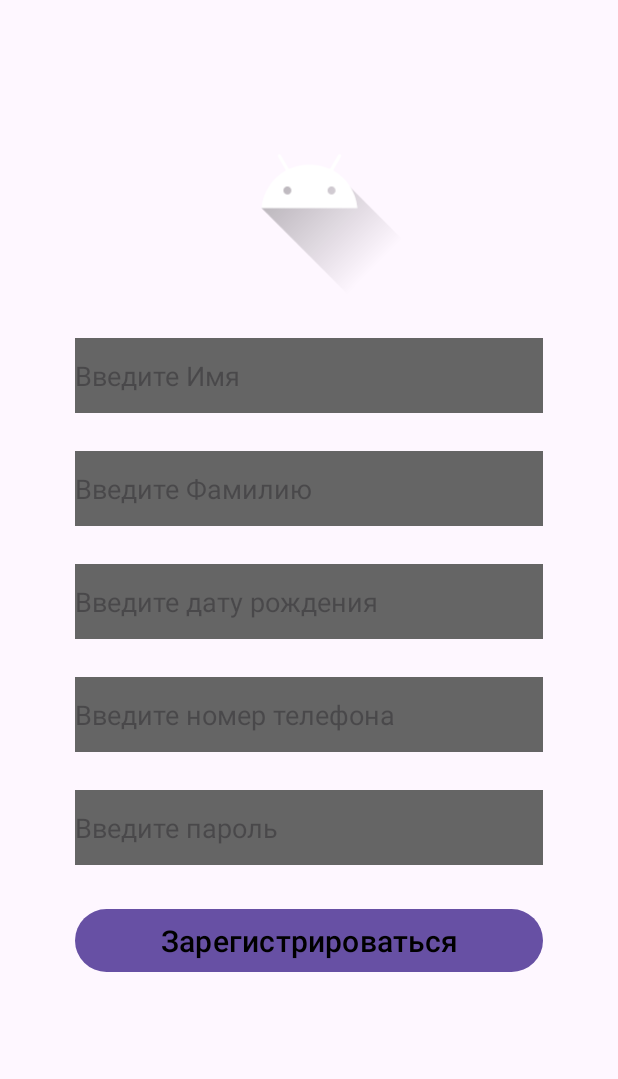
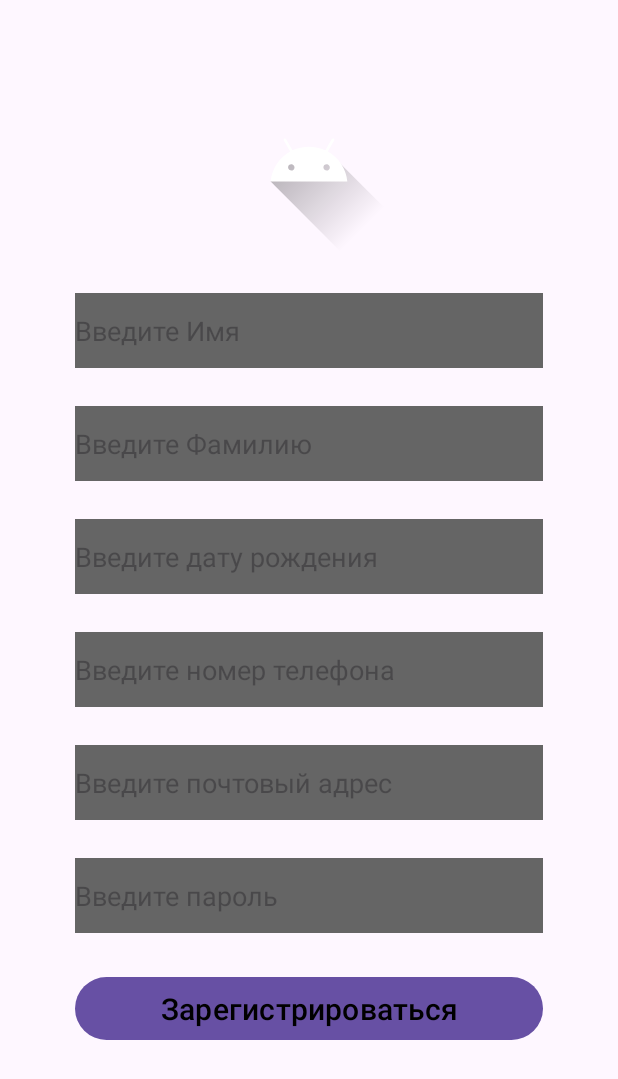
Before and after one commit to s1Dan/AccessApplication, an Android app: the fragment RegistrationFragment shown on its own in the app's theme, on a phone screen of 412 x 824 dp. Shown: the top 1079 px of the screen. Run offline under Robolectric (Android 15) with nearby library versions, the phone set to English and light mode, and no system bars.

Commit message:
new commit

```diff
--- a/app/src/main/res/layout/fragment_registration.xml
+++ b/app/src/main/res/layout/fragment_registration.xml
@@ -8,8 +8,8 @@
 
     <ImageView
         android:id="@+id/img_registration"
-        android:layout_width="150dp"
-        android:layout_height="150dp"
+        android:layout_width="120dp"
+        android:layout_height="120dp"
         app:layout_constraintTop_toTopOf="parent"
         app:layout_constraintLeft_toLeftOf="parent"
         app:layout_constraintRight_toRightOf="parent"
@@ -69,10 +69,23 @@
         android:hint="Введите номер телефона" />
 
     <EditText
+        android:id="@+id/ed_registration_email"
+        android:layout_width="match_parent"
+        android:layout_height="50dp"
+        app:layout_constraintTop_toBottomOf="@id/ed_registration_telephone"
+        app:layout_constraintLeft_toLeftOf="parent"
+        app:layout_constraintRight_toRightOf="parent"
+        android:layout_marginStart="50dp"
+        android:layout_marginEnd="50dp"
+        android:layout_marginTop="25dp"
+        android:background="@color/grey"
+        android:hint="Введите почтовый адрес" />
+
+    <EditText
         android:id="@+id/ed_registration_password"
         android:layout_width="match_parent"
         android:layout_height="50dp"
-        app:layout_constraintTop_toBottomOf="@id/ed_registration_telephone"
+        app:layout_constraintTop_toBottomOf="@id/ed_registration_email"
         app:layout_constraintLeft_toLeftOf="parent"
         app:layout_constraintRight_toRightOf="parent"
         android:layout_marginStart="50dp"
```
